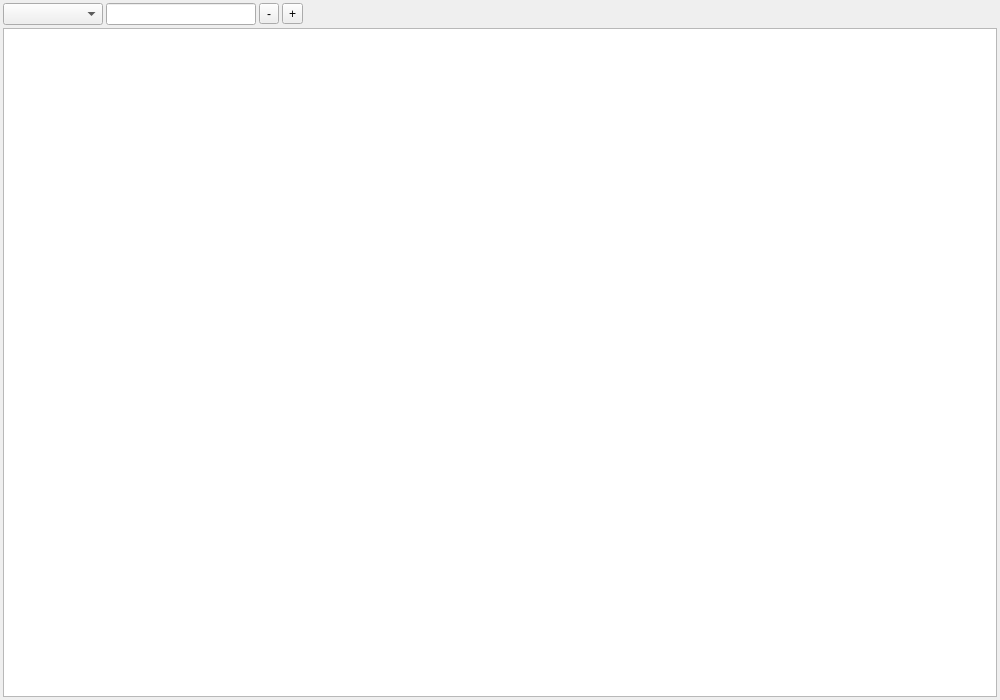
First picture: the form in src/cppVISUAL/GenomeVisualizationWidget.ui, repository imgag/ngs-bits, before the edit.
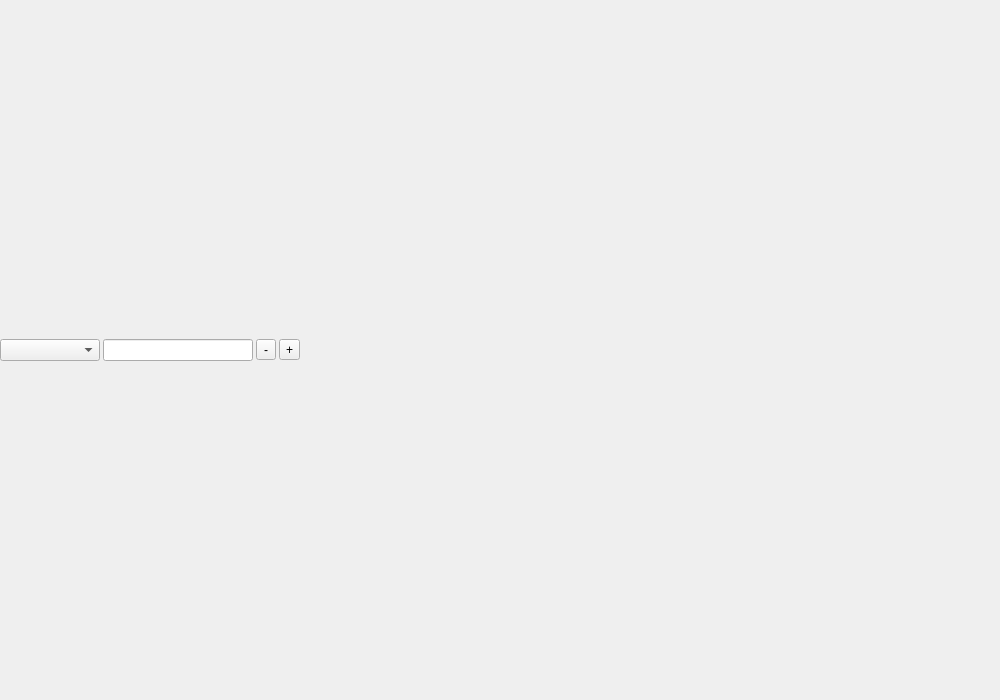
Second picture: the form after the edit.

The edit to the form file:
```diff
--- a/src/cppVISUAL/GenomeVisualizationWidget.ui
+++ b/src/cppVISUAL/GenomeVisualizationWidget.ui
@@ -19,23 +19,23 @@
   <property name="windowTitle">
    <string>Form</string>
   </property>
-  <layout class="QGridLayout" name="gridLayout" rowstretch="0,0">
+  <layout class="QVBoxLayout" name="verticalLayout">
+   <property name="spacing">
+    <number>3</number>
+   </property>
    <property name="leftMargin">
-    <number>3</number>
+    <number>0</number>
    </property>
    <property name="topMargin">
     <number>3</number>
    </property>
    <property name="rightMargin">
-    <number>3</number>
+    <number>0</number>
    </property>
    <property name="bottomMargin">
     <number>3</number>
    </property>
-   <property name="spacing">
-    <number>3</number>
-   </property>
-   <item row="0" column="0">
+   <item>
     <layout class="QHBoxLayout" name="horizontalLayout">
      <property name="spacing">
       <number>3</number>
@@ -122,9 +122,6 @@
      </item>
     </layout>
    </item>
-   <item row="1" column="0">
-    <widget class="QTextEdit" name="textEdit"/>
-   </item>
   </layout>
  </widget>
  <resources/>
```
